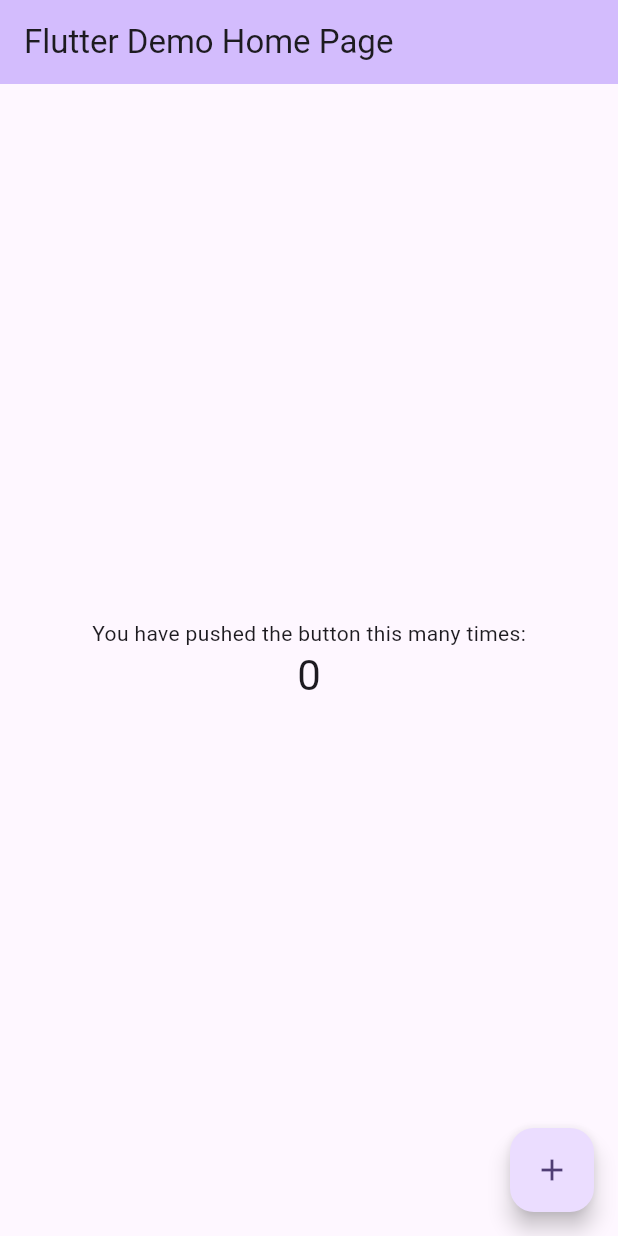
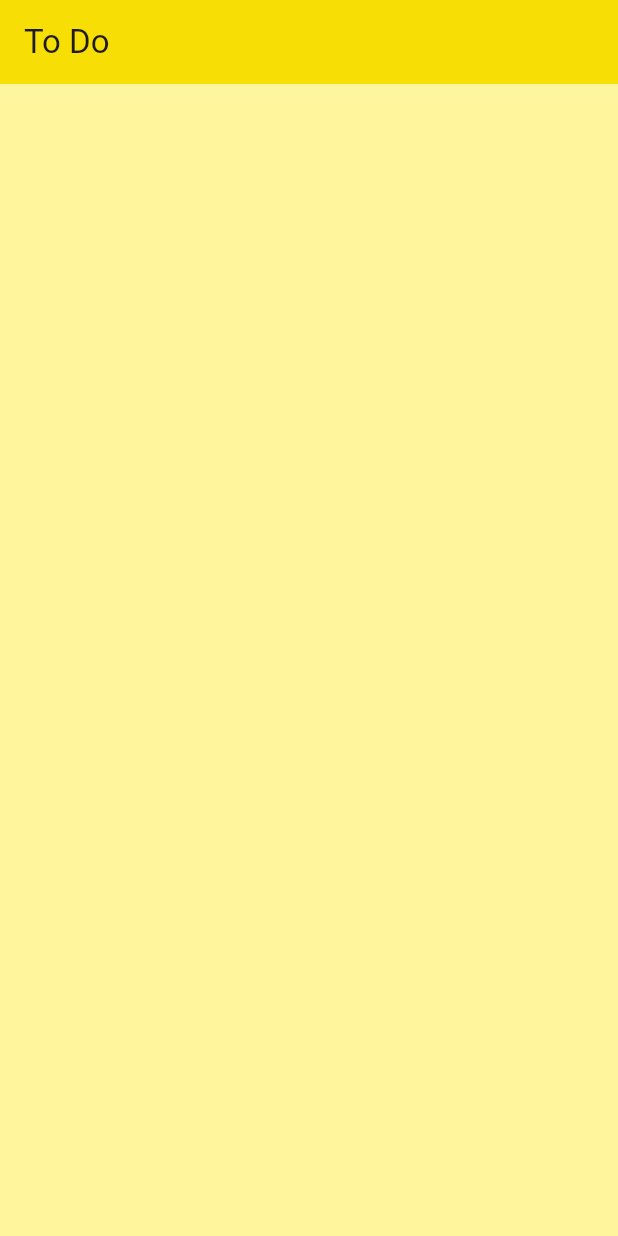
Before and after one commit to ClemRaku/todo_app, a Flutter app: the screen it shows after launch, on a phone screen of 412 x 824 dp. Run offline on Flutter 3.47's test engine with Material 3 defaults, Android fonts, the phone set to English and light mode, and no system bars.

```diff
--- a/lib/main.dart
+++ b/lib/main.dart
@@ -1,4 +1,5 @@
 import 'package:flutter/material.dart';
+import 'package:todo_app/pages/home_page.dart';
 
 void main() {
   runApp(const MyApp());
@@ -10,113 +11,6 @@ class MyApp extends StatelessWidget {
   // This widget is the root of your application.
   @override
   Widget build(BuildContext context) {
-    return MaterialApp(
-      title: 'Flutter Demo',
-      theme: ThemeData(
-        // This is the theme of your application.
-        //
-        // TRY THIS: Try running your application with "flutter run". You'll see
-        // the application has a purple toolbar. Then, without quitting the app,
-        // try changing the seedColor in the colorScheme below to Colors.green
-        // and then invoke "hot reload" (save your changes or press the "hot
-        // reload" button in a Flutter-supported IDE, or press "r" if you used
-        // the command line to start the app).
-        //
-        // Notice that the counter didn't reset back to zero; the application
-        // state is not lost during the reload. To reset the state, use hot
-        // restart instead.
-        //
-        // This works for code too, not just values: Most code changes can be
-        // tested with just a hot reload.
-        colorScheme: .fromSeed(seedColor: Colors.deepPurple),
-      ),
-      home: const MyHomePage(title: 'Flutter Demo Home Page'),
-    );
+    return MaterialApp(debugShowCheckedModeBanner: false, home: HomePage(), theme: ThemeData(primarySwatch: Colors.yellow),);
   }
 }
-
-class MyHomePage extends StatefulWidget {
-  const MyHomePage({super.key, required this.title});
-
-  // This widget is the home page of your application. It is stateful, meaning
-  // that it has a State object (defined below) that contains fields that affect
-  // how it looks.
-
-  // This class is the configuration for the state. It holds the values (in this
-  // case the title) provided by the parent (in this case the App widget) and
-  // used by the build method of the State. Fields in a Widget subclass are
-  // always marked "final".
-
-  final String title;
-
-  @override
-  State<MyHomePage> createState() => _MyHomePageState();
-}
-
-class _MyHomePageState extends State<MyHomePage> {
-  int _counter = 0;
-
-  void _incrementCounter() {
-    setState(() {
-      // This call to setState tells the Flutter framework that something has
-      // changed in this State, which causes it to rerun the build method below
-      // so that the display can reflect the updated values. If we changed
-      // _counter without calling setState(), then the build method would not be
-      // called again, and so nothing would appear to happen.
-      _counter++;
-    });
-  }
-
-  @override
-  Widget build(BuildContext context) {
-    // This method is rerun every time setState is called, for instance as done
-    // by the _incrementCounter method above.
-    //
-    // The Flutter framework has been optimized to make rerunning build methods
-    // fast, so that you can just rebuild anything that needs updating rather
-    // than having to individually change instances of widgets.
-    return Scaffold(
-      appBar: AppBar(
-        // TRY THIS: Try changing the color here to a specific color (to
-        // Colors.amber, perhaps?) and trigger a hot reload to see the AppBar
-        // change color while the other colors stay the same.
-        backgroundColor: Theme.of(context).colorScheme.inversePrimary,
-        // Here we take the value from the MyHomePage object that was created by
-        // the App.build method, and use it to set our appbar title.
-        title: Text(widget.title),
-      ),
-      body: Center(
-        // Center is a layout widget. It takes a single child and positions it
-        // in the middle of the parent.
-        child: Column(
-          // Column is also a layout widget. It takes a list of children and
-          // arranges them vertically. By default, it sizes itself to fit its
-          // children horizontally, and tries to be as tall as its parent.
-          //
-          // Column has various properties to control how it sizes itself and
-          // how it positions its children. Here we use mainAxisAlignment to
-          // center the children vertically; the main axis here is the vertical
-          // axis because Columns are vertical (the cross axis would be
-          // horizontal).
-          //
-          // TRY THIS: Invoke "debug painting" (choose the "Toggle Debug Paint"
-          // action in the IDE, or press "p" in the console), to see the
-          // wireframe for each widget.
-          mainAxisAlignment: .center,
-          children: [
-            const Text('You have pushed the button this many times:'),
-            Text(
-              '$_counter',
-              style: Theme.of(context).textTheme.headlineMedium,
-            ),
-          ],
-        ),
-      ),
-      floatingActionButton: FloatingActionButton(
-        onPressed: _incrementCounter,
-        tooltip: 'Increment',
-        child: const Icon(Icons.add),
-      ),
-    );
-  }
-}
--- /dev/null
+++ b/lib/pages/home_page.dart
@@ -0,0 +1,23 @@
+import 'package:flutter/material.dart';
+
+class HomePage extends StatefulWidget {
+  const HomePage({super.key});
+
+  @override
+  State<HomePage> createState() => _HomePageState();
+}
+
+class _HomePageState extends State<HomePage> {
+  @override
+  Widget build(BuildContext context) {
+    return Scaffold(
+      backgroundColor: Colors.yellow[200],
+      appBar: AppBar(
+        title: Text('To Do'),
+        backgroundColor: const Color.fromARGB(255, 247, 222, 5),
+      ),
+
+      body: ListView(),
+    );
+  }
+}
--- /dev/null
+++ b/skills-lock.json
@@ -0,0 +1,11 @@
+{
+  "version": 1,
+  "skills": {
+    "caveman": {
+      "source": "juliusbrussee/caveman",
+      "sourceType": "github",
+      "skillPath": "skills/caveman/SKILL.md",
+      "computedHash": "7935e83f9c6a8b7cbb5404d144b0d19e3ba93583f4388301c3dada37cd25adf8"
+    }
+  }
+}
```
Also changed, not shown: 2 other files.
